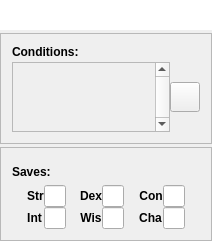
Before: the Qt Designer form DMHelper/src/battlecombatantframe.ui in MMetze/DMHelper, drawn with Qt 5.
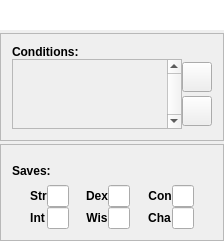
After: the same form once the commit is applied. Icons and pictures are not drawn.

Commit message: Added Clear Conditions buttons

Diff of the .ui file:
```diff
--- a/DMHelper/src/battlecombatantframe.ui
+++ b/DMHelper/src/battlecombatantframe.ui
@@ -6,7 +6,7 @@
    <rect>
     <x>0</x>
     <y>0</y>
-    <width>212</width>
+    <width>224</width>
     <height>241</height>
    </rect>
   </property>
@@ -311,9 +311,9 @@
           <property name="frameShadow">
            <enum>QFrame::Raised</enum>
           </property>
-          <layout class="QVBoxLayout" name="verticalLayout_2">
+          <layout class="QVBoxLayout" name="verticalLayout_4">
            <property name="spacing">
-            <number>3</number>
+            <number>0</number>
            </property>
            <property name="leftMargin">
             <number>0</number>
@@ -382,7 +382,7 @@
                  <rect>
                   <x>0</x>
                   <y>0</y>
-                  <width>138</width>
+                  <width>120</width>
                   <height>68</height>
                  </rect>
                 </property>
@@ -390,6 +390,11 @@
               </widget>
              </item>
              <item>
+              <layout class="QVBoxLayout" name="verticalLayout_2">
+               <property name="spacing">
+                <number>1</number>
+               </property>
+               <item>
               <widget class="QPushButton" name="btnEditConditions">
                <property name="minimumSize">
                 <size>
@@ -417,6 +422,37 @@
                 </size>
                </property>
               </widget>
+               </item>
+               <item>
+                <widget class="QPushButton" name="btnRemoveConditions">
+                 <property name="minimumSize">
+                  <size>
+                   <width>30</width>
+                   <height>30</height>
+                  </size>
+                 </property>
+                 <property name="maximumSize">
+                  <size>
+                   <width>30</width>
+                   <height>30</height>
+                  </size>
+                 </property>
+                 <property name="text">
+                  <string/>
+                 </property>
+                 <property name="icon">
+                  <iconset resource="resources.qrc">
+                   <normaloff>:/img/data/icon_remove.png</normaloff>:/img/data/icon_remove.png</iconset>
+                 </property>
+                 <property name="iconSize">
+                  <size>
+                   <width>24</width>
+                   <height>24</height>
+                  </size>
+                 </property>
+                </widget>
+               </item>
+              </layout>
              </item>
             </layout>
            </item>
```
Lines whose indentation alone changed are shown as unchanged. The commit also changes 14 other files.
